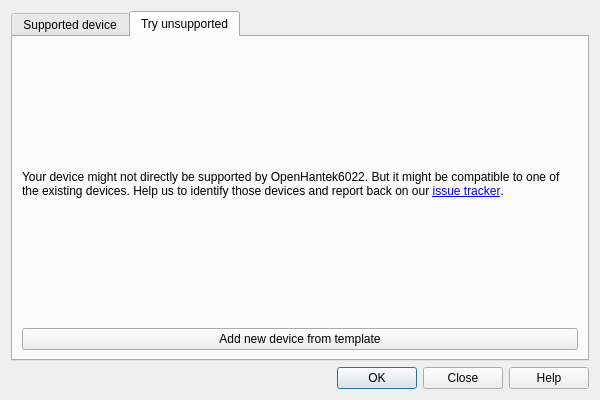
Before: the Qt Designer form openhantek/src/selectdevice/selectsupporteddevice.ui in OpenHantek/OpenHantek6022, drawn with Qt 5.
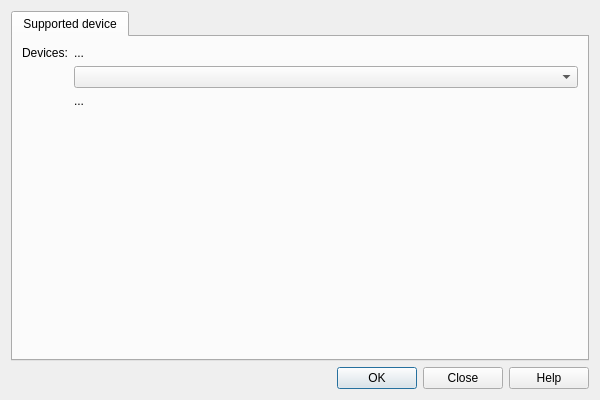
After: the same form once the commit is applied. The open tabs and pages were chosen to show the change.

Commit message: hide not yet implemented feature 'NewDeviceModelFromExisting'; clean up 'cppcheck' findings

The edit to the form file:
```diff
--- a/openhantek/src/selectdevice/selectsupporteddevice.ui
+++ b/openhantek/src/selectdevice/selectsupporteddevice.ui
@@ -81,36 +81,6 @@
        </item>
       </layout>
      </widget>
-     <widget class="QWidget" name="tab_2">
-      <attribute name="title">
-       <string>Try unsupported</string>
-      </attribute>
-      <layout class="QVBoxLayout" name="verticalLayout_2">
-       <item>
-        <widget class="QLabel" name="label_2">
-         <property name="text">
-          <string>&lt;html&gt;&lt;head/&gt;&lt;body&gt;&lt;p&gt;Your device might not directly be supported by OpenHantek6022. But it might be compatible to one of the existing devices. Help us to identify those devices and report back on our &lt;a href=&quot;https://github.com/OpenHantek/openhantek/issues&quot;&gt;&lt;span style=&quot; text-decoration: underline; color:#0000ff;&quot;&gt;issue tracker&lt;/span&gt;&lt;/a&gt;.&lt;/p&gt;&lt;/body&gt;&lt;/html&gt;</string>
-         </property>
-         <property name="textFormat">
-          <enum>Qt::AutoText</enum>
-         </property>
-         <property name="wordWrap">
-          <bool>true</bool>
-         </property>
-         <property name="openExternalLinks">
-          <bool>true</bool>
-         </property>
-        </widget>
-       </item>
-       <item>
-        <widget class="QPushButton" name="btnAddDevice">
-         <property name="text">
-          <string>Add new device from template</string>
-         </property>
-        </widget>
-       </item>
-      </layout>
-     </widget>
     </widget>
    </item>
    <item>
```
The commit also changes 29 other files.
